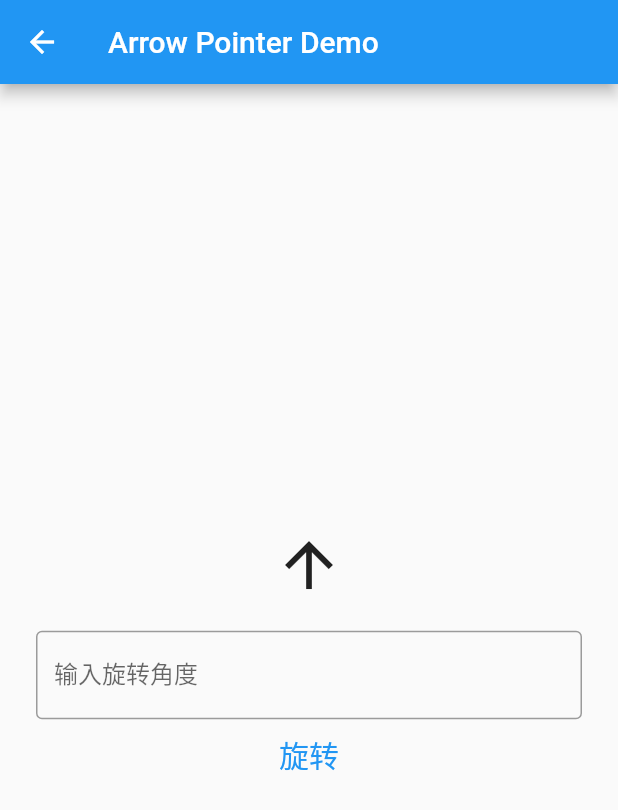
After one commit to simonyang81/practice_flutter, a Flutter app: the HeatingExample screen opened by its route, on a phone screen of 412 x 824 dp. The commit adds this screen. Shown: the top 810 px of the screen. Run offline on Flutter 3.47's test engine with Material 2 defaults, Android fonts, the phone set to English and light mode, and no system bars; our stand-ins replace flutter_blue_plus, flutter_spinkit, get, rflutter_alert; missing offline and left inert: f_logs.

Commit message:
heating animation example

```diff
--- /dev/null
+++ b/lib/heating_example/heating_example.dart
@@ -0,0 +1,100 @@
+/// FileName HeatingExample
+///
+/// @Author 杨雪松
+/// @Email simonyang81@gmail.com
+/// @Date 2023/4/18 17:51
+///
+/// @Description
+///
+///
+
+import 'package:flutter/material.dart';
+import 'dart:math';
+
+class HeatingExample extends StatefulWidget {
+  const HeatingExample({super.key});
+
+  @override
+  State<HeatingExample> createState() => _HeatingExampleState();
+}
+
+class _HeatingExampleState extends State<HeatingExample> with TickerProviderStateMixin {
+
+  late AnimationController _animationController;
+  late Animation<double> _animation;
+  final TextEditingController _inputController = TextEditingController();
+  double _targetAngle = 0;
+
+  @override
+  void initState() {
+    super.initState();
+    _animationController = AnimationController(
+      vsync: this,
+      duration: const Duration(seconds: 1), // 设置动画的持续时间为1秒
+    );
+    _animation = Tween<double>(begin: 0.0, end: 0.0).animate(_animationController); // 初始化动画
+  }
+
+  @override
+  void dispose() {
+    _animationController.dispose();
+    _inputController.dispose();
+    super.dispose();
+  }
+
+  void _updateRotationAngle() {
+    _targetAngle += double.parse(_inputController.text);
+    _animation = Tween<double>(begin: _animation.value, end: _targetAngle).animate(_animationController); // 更新动画的结束值
+    _animationController.reset(); // 重置动画
+    _animationController.forward(); // 启动动画
+  }
+
+  @override
+  Widget build(BuildContext context) {
+    return Scaffold(
+      appBar: AppBar(
+        title: const Text('Arrow Pointer Demo'),
+      ),
+      body: Center(
+        child: Column(
+          mainAxisAlignment: MainAxisAlignment.center,
+          children: <Widget>[
+            AnimatedBuilder(
+              animation: _animation,
+              builder: (context, child) {
+                return Transform.rotate(
+                  angle: _animation.value * pi / 180.0,
+                  alignment: Alignment.bottomCenter,
+                  child: const Icon(
+                    Icons.arrow_upward,
+                    size: 48.0,
+                  ),
+                );
+              },
+            ),
+            const SizedBox(height: 20.0),
+            Padding(
+              padding: const EdgeInsets.symmetric(horizontal: 24.0),
+              child: TextField(
+                controller: _inputController,
+                keyboardType: TextInputType.number,
+                decoration: const InputDecoration(
+                  labelText: '输入旋转角度',
+                  border: OutlineInputBorder(),
+                ),
+                onChanged: (value) {
+                },
+              ),
+            ),
+            TextButton(
+              onPressed: () {
+                _updateRotationAngle();
+              },
+              child: const Text('旋转', style: TextStyle(color: Colors.blue, fontSize: 20),),
+            )
+          ],
+        ),
+      ),
+    );
+  }
+}
--- a/lib/main.dart
+++ b/lib/main.dart
@@ -199,6 +199,12 @@ class _MyHomePageState extends State<MyHomePage> {
                 Get.toNamed(Routes.sizedBoxExample);
               }, child: const Text('SizedBox Example')),
 
+              const SizedBox(height: 5,),
+
+              TextButton(onPressed: () {
+                Get.toNamed(Routes.heatingExample);
+              }, child: const Text('Heating Example')),
+
               const SizedBox(height: 40,),
 
             ],
--- a/lib/routes/pages.dart
+++ b/lib/routes/pages.dart
@@ -18,6 +18,7 @@ import 'package:practice_flutter/box_constraints_example/box_constraints_example
 import 'package:practice_flutter/canvas_example/canvas_example.dart';
 import 'package:practice_flutter/container_example/container_example_view.dart';
 import 'package:practice_flutter/get_x_example/get_x_example_view.dart';
+import 'package:practice_flutter/heating_example/heating_example.dart';
 import 'package:practice_flutter/list_example/list_view_example.dart';
 import 'package:practice_flutter/painter_example/painter_example.dart';
 import 'package:practice_flutter/remaining_time_example/remaining_time_example.dart';
@@ -160,6 +161,11 @@ class Pages {
         page: () => const SizedBoxExample(),
         transition: Transition.rightToLeft),
 
+    GetPage(
+        name: Routes.heatingExample,
+        page: () => const HeatingExample(),
+        transition: Transition.rightToLeft),
+
 
   ];
 
--- a/lib/routes/routes.dart
+++ b/lib/routes/routes.dart
@@ -38,6 +38,7 @@ abstract class Routes {
   static const batteryIconExample         = '/battery-icon-example';
   static const painterExample             = '/painter-example';
   static const sizedBoxExample            = '/sized-box-example';
+  static const heatingExample             = '/heating-example';
 
   static const canvasExample              = '/canvas-example';
 
--- a/pubspec.yaml
+++ b/pubspec.yaml
@@ -19,7 +19,7 @@ publish_to: 'none' # Remove this line if you wish to publish to pub.dev
 version: 1.0.0+1
 
 environment:
-  sdk: '>=2.19.2 <3.0.0'
+  sdk: '>=2.18.2 <3.0.0'
 
 # Dependencies specify other packages that your package needs in order to work.
 # To automatically upgrade your package dependencies to the latest versions
@@ -38,6 +38,10 @@ dependencies:
   get: ^4.6.5
   f_logs: ^2.0.1
   flutter_spinkit: ^5.1.0
+  rflutter_alert: ^2.0.4
+  flutter_blue_plus: ^1.4.0
+  flutter_slidable: ^2.0.0
+  flutter_swipe_action_cell: ^3.1.0
 
 dev_dependencies:
   flutter_test:
```
Also changed, not shown: lib/heating_example/arrow_widget.dart (added, +50 -0 lines), lib/heating_example/hour_hand.dart (added, +53 -0 lines), lib/heating_example/pointer_arrow.dart (added, +50 -0 lines), pubspec.lock, 5 other files.
